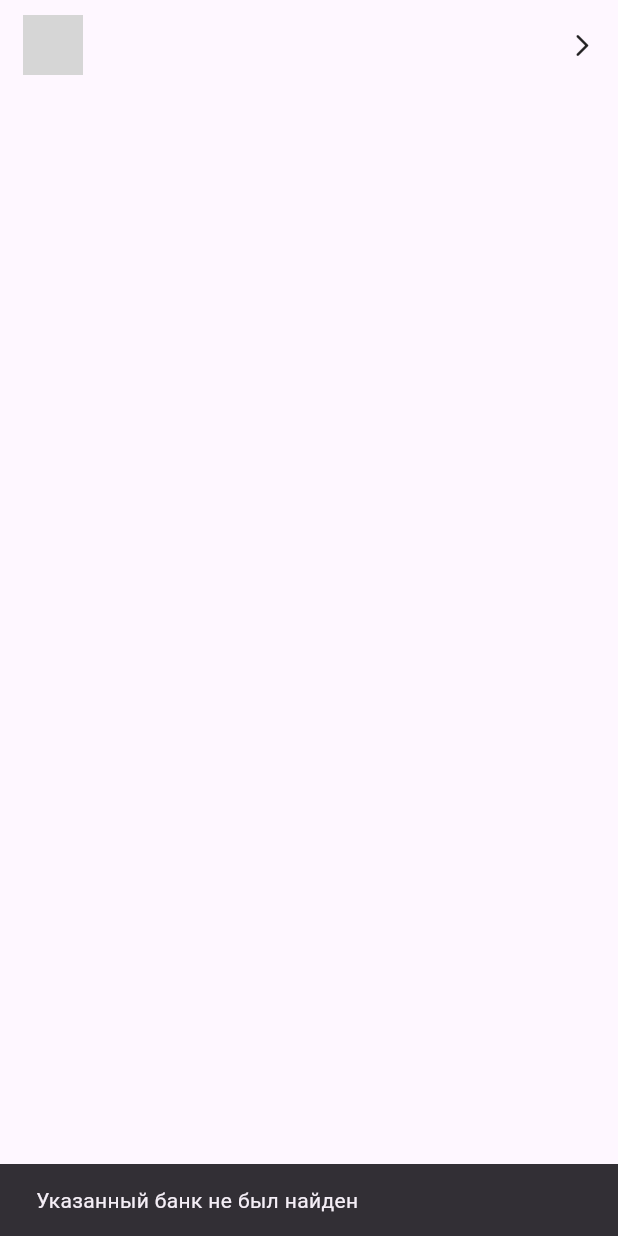
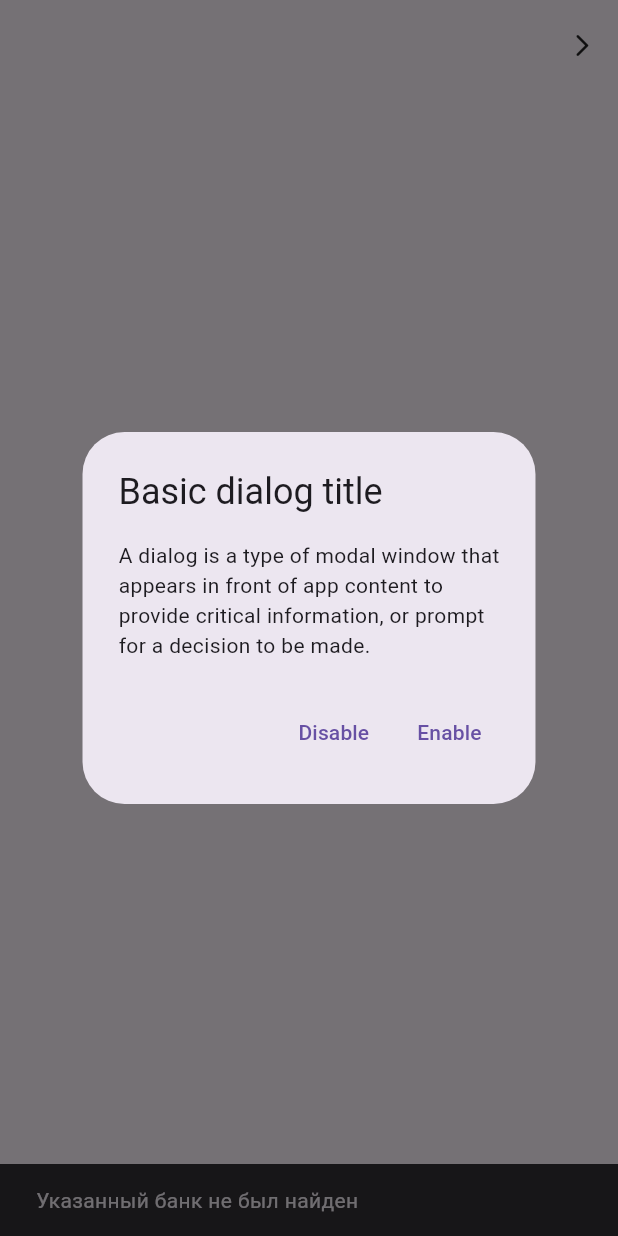
Before and after one commit to st1llsane/easy_sbp, a Flutter app: the BankItem widget shown alone on an empty page, opened directly with empty values, after a tap on the "arrow forward ios" icon, on a phone screen of 412 x 824 dp. Run offline on Flutter 3.47's test engine with Material 3 defaults, Android fonts, the phone set to English and light mode, and no system bars; our stand-ins replace plugin_platform_interface; network calls fail; grey boxes are pictures that could not be loaded.

Commit message:
feat: working on modal with error on open bank failure

```diff
--- a/example/lib/widgets/bank_item.dart
+++ b/example/lib/widgets/bank_item.dart
@@ -2,6 +2,7 @@
 
 import 'package:easy_sbp/easy_sbp.dart';
 import 'package:easy_sbp/models/bank.dart';
+import 'package:easy_sbp/shared/enums.dart';
 import 'package:flutter/material.dart';
 
 class BankItem extends StatefulWidget {
@@ -19,16 +20,27 @@ class BankItem extends StatefulWidget {
 class _BankItemState extends State<BankItem> {
   final esbp = EasySbp();
 
+  Future<OpenBankAttemptResult> handleOpenBank() async {
+    print(widget.bank.bankName);
+
+    return await esbp.openBank(
+      context,
+      mounted,
+      bank: widget.bank,
+    );
+  }
+
   @override
   Widget build(BuildContext context) {
     return InkWell(
-      onTap: () {
-        print(widget.bank.bankName);
-        esbp.openBank(
-          context,
-          mounted,
-          bank: widget.bank,
-        );
+      onTap: () async {
+        OpenBankAttemptResult openBankResult;
+
+        openBankResult = await handleOpenBank();
+
+        if (openBankResult == OpenBankAttemptResult.failure) {
+          failureModal(context);
+        }
       },
       splashColor: Colors.grey.shade200,
       overlayColor: WidgetStateProperty.all<Color>(Colors.grey.shade100),
@@ -73,3 +85,40 @@ class _BankItemState extends State<BankItem> {
     );
   }
 }
+
+Future<void> failureModal(BuildContext context) {
+  return showDialog<void>(
+    context: context,
+    builder: (BuildContext context) {
+      return AlertDialog(
+        title: const Text('Basic dialog title'),
+        content: const Text(
+          'A dialog is a type of modal window that\n'
+          'appears in front of app content to\n'
+          'provide critical information, or prompt\n'
+          'for a decision to be made.',
+        ),
+        actions: <Widget>[
+          TextButton(
+            style: TextButton.styleFrom(
+              textStyle: Theme.of(context).textTheme.labelLarge,
+            ),
+            child: const Text('Disable'),
+            onPressed: () {
+              Navigator.of(context).pop();
+            },
+          ),
+          TextButton(
+            style: TextButton.styleFrom(
+              textStyle: Theme.of(context).textTheme.labelLarge,
+            ),
+            child: const Text('Enable'),
+            onPressed: () {
+              Navigator.of(context).pop();
+            },
+          ),
+        ],
+      );
+    },
+  );
+}
--- a/lib/easy_sbp.dart
+++ b/lib/easy_sbp.dart
@@ -10,8 +10,8 @@
 import 'dart:convert';
 
 import 'package:easy_sbp/models/bank.dart';
+import 'package:easy_sbp/shared/enums.dart';
 import 'package:flutter/material.dart';
-import 'package:flutter/widgets.dart';
 import 'package:url_launcher/url_launcher_string.dart';
 import 'easy_sbp_platform_interface.dart';
 import 'package:http/http.dart' as http;
@@ -94,7 +94,7 @@ class EasySbp {
 
       return mappedList;
     } catch (e) {
-      print('____ERROR____: ${e}');
+      print('____ERROR____: $e');
 
       /// Return empty bank list if something went wrong.
       return <Bank>[];
@@ -103,10 +103,10 @@ class EasySbp {
 
   /// Try to open bank app.
   ///
-  /// If user doesn't have installed bank app, then try to open it in the browser.
+  /// If user doesn't have installed bank app, then try to open payment page in the browser.
   ///
   /// If neither the bank app nor the payment page in the browser can be opened, it is a good practice to provide the user with information about this.
-  Future<void> openBank(
+  Future<OpenBankAttemptResult> openBank(
     BuildContext context,
     bool mounted, {
     required Bank bank,
@@ -127,6 +127,8 @@ class EasySbp {
       );
     } catch (e) {
       print('ERROR openBank: $e');
+
+      return OpenBankAttemptResult.failure;
     }
 
     // // Ensure the state is still mounted before interacting with notifier
@@ -151,12 +153,18 @@ class EasySbp {
           );
         } catch (e) {
           print('ERROR opening webClientUrl: $e');
+
+          return OpenBankAttemptResult.failure;
         }
       } else {
         ScaffoldMessenger.of(context).showSnackBar(
           const SnackBar(content: Text('Указанный банк не был найден')),
         );
+
+        return OpenBankAttemptResult.failure;
       }
     }
+
+    return OpenBankAttemptResult.success;
   }
 }
--- /dev/null
+++ b/lib/shared/enums.dart
@@ -0,0 +1,4 @@
+enum OpenBankAttemptResult {
+  success,
+  failure,
+}
```
